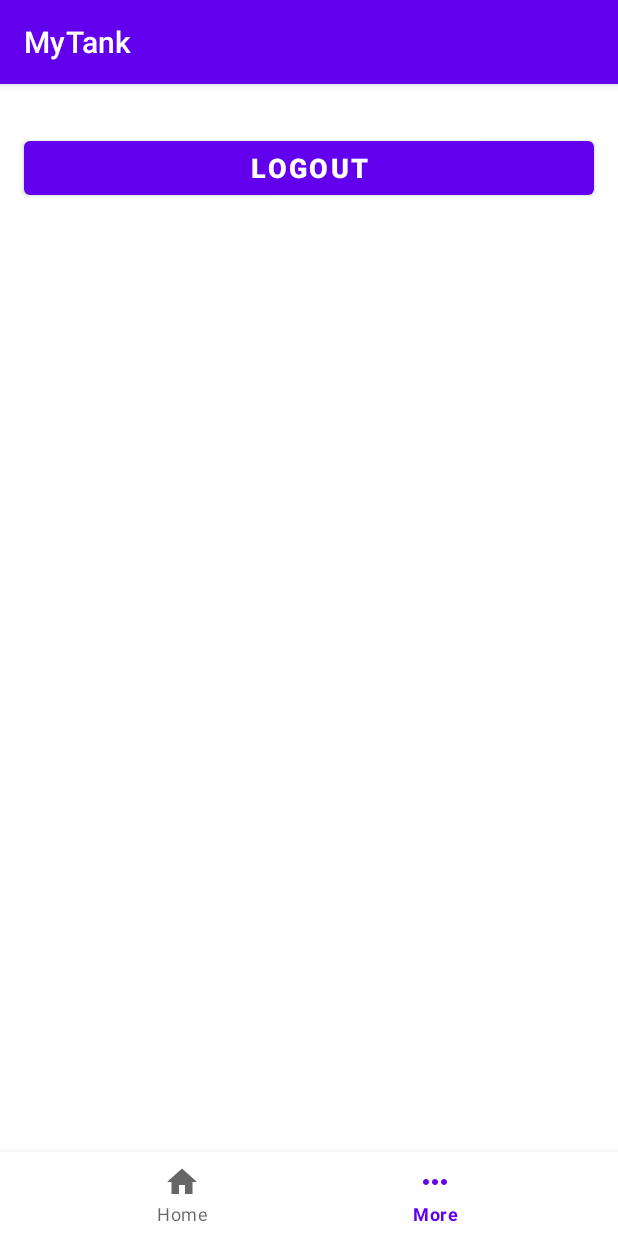
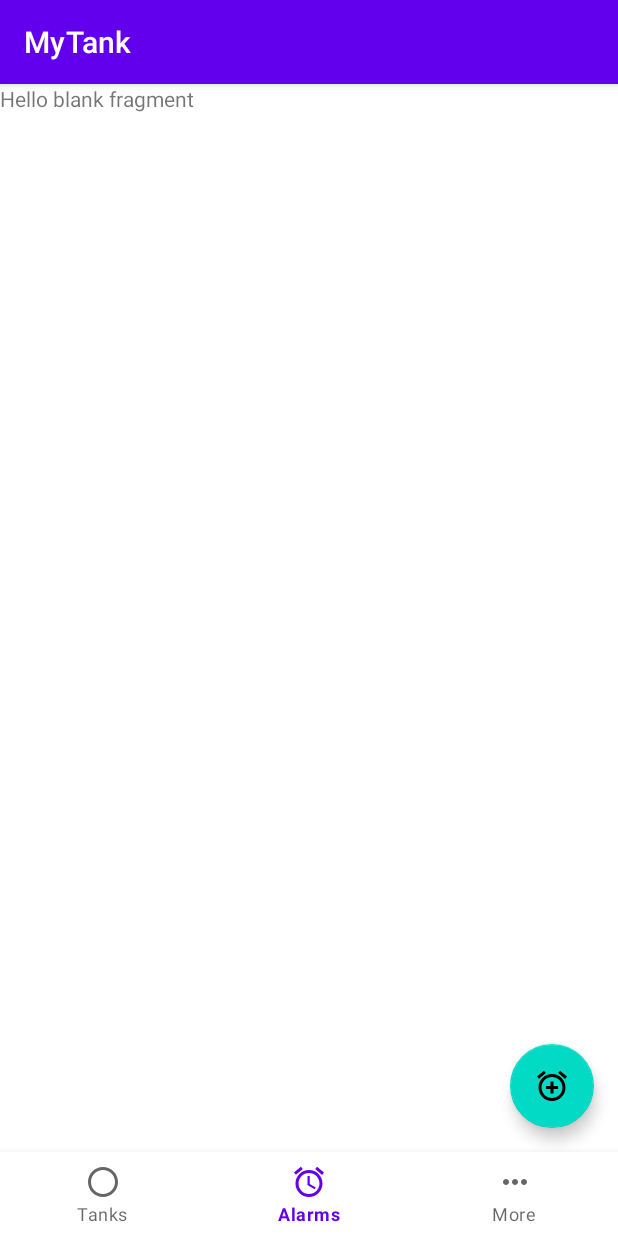
Before and after one commit to ndhbr/MyTank, an Android app: the screen it shows after launch once a user with an empty profile is signed in (OverviewActivity), item 2 of the bottom bar chosen, on a phone screen of 412 x 824 dp. Run offline under Robolectric (Android 15) with nearby library versions, the phone set to English and light mode, and no system bars; our stand-ins replace Firebase (no records; nobody signed in at launch, a user with empty details on screens opened directly).

Commit message:
Added third tab page and data model for alarms

```diff
--- /dev/null
+++ b/app/src/main/java/de/ndhbr/mytank/ui/home/AlarmFragment.kt
@@ -0,0 +1,60 @@
+package de.ndhbr.mytank.ui.home
+
+import android.os.Bundle
+import androidx.fragment.app.Fragment
+import android.view.LayoutInflater
+import android.view.View
+import android.view.ViewGroup
+import de.ndhbr.mytank.R
+
+// TODO: Rename parameter arguments, choose names that match
+// the fragment initialization parameters, e.g. ARG_ITEM_NUMBER
+private const val ARG_PARAM1 = "param1"
+private const val ARG_PARAM2 = "param2"
+
+/**
+ * A simple [Fragment] subclass.
+ * Use the [AlarmFragment.newInstance] factory method to
+ * create an instance of this fragment.
+ */
+class AlarmFragment : Fragment() {
+    // TODO: Rename and change types of parameters
+    private var param1: String? = null
+    private var param2: String? = null
+
+    override fun onCreate(savedInstanceState: Bundle?) {
+        super.onCreate(savedInstanceState)
+        arguments?.let {
+            param1 = it.getString(ARG_PARAM1)
+            param2 = it.getString(ARG_PARAM2)
+        }
+    }
+
+    override fun onCreateView(
+        inflater: LayoutInflater, container: ViewGroup?,
+        savedInstanceState: Bundle?
+    ): View? {
+        // Inflate the layout for this fragment
+        return inflater.inflate(R.layout.fragment_alarm, container, false)
+    }
+
+    companion object {
+        /**
+         * Use this factory method to create a new instance of
+         * this fragment using the provided parameters.
+         *
+         * @param param1 Parameter 1.
+         * @param param2 Parameter 2.
+         * @return A new instance of fragment AlarmFragment.
+         */
+        // TODO: Rename and change types and number of parameters
+        @JvmStatic
+        fun newInstance(param1: String, param2: String) =
+            AlarmFragment().apply {
+                arguments = Bundle().apply {
+                    putString(ARG_PARAM1, param1)
+                    putString(ARG_PARAM2, param2)
+                }
+            }
+    }
+}
--- a/app/src/main/java/de/ndhbr/mytank/ui/home/OverviewActivity.kt
+++ b/app/src/main/java/de/ndhbr/mytank/ui/home/OverviewActivity.kt
@@ -24,12 +24,14 @@ class OverviewActivity : AppCompatActivity() {
         binding.bottomNavigation.setOnItemSelectedListener { item ->
             when (item.itemId) {
                 R.id.page_1 -> {
-                    // Respond to navigation item 1 click
                     changeFragment(TanksListFragment())
                     true
                 }
                 R.id.page_2 -> {
-                    // Respond to navigation item 2 click
+                    changeFragment(AlarmFragment())
+                    true
+                }
+                R.id.page_3 -> {
                     changeFragment(MoreFragment())
                     true
                 }
--- /dev/null
+++ b/app/src/main/res/drawable/ic_baseline_add_alarm_24.xml
@@ -0,0 +1,5 @@
+<vector android:height="24dp" android:tint="#FFFFFF"
+    android:viewportHeight="24" android:viewportWidth="24"
+    android:width="24dp" xmlns:android="http://schemas.android.com/apk/res/android">
+    <path android:fillColor="@android:color/white" android:pathData="M7.88,3.39L6.6,1.86 2,5.71l1.29,1.53 4.59,-3.85zM22,5.72l-4.6,-3.86 -1.29,1.53 4.6,3.86L22,5.72zM12,4c-4.97,0 -9,4.03 -9,9s4.02,9 9,9c4.97,0 9,-4.03 9,-9s-4.03,-9 -9,-9zM12,20c-3.87,0 -7,-3.13 -7,-7s3.13,-7 7,-7 7,3.13 7,7 -3.13,7 -7,7zM13,9h-2v3L8,12v2h3v3h2v-3h3v-2h-3L13,9z"/>
+</vector>
--- /dev/null
+++ b/app/src/main/res/drawable/ic_baseline_alarm_24.xml
@@ -0,0 +1,5 @@
+<vector android:height="24dp" android:tint="#FFFFFF"
+    android:viewportHeight="24" android:viewportWidth="24"
+    android:width="24dp" xmlns:android="http://schemas.android.com/apk/res/android">
+    <path android:fillColor="@android:color/white" android:pathData="M22,5.72l-4.6,-3.86 -1.29,1.53 4.6,3.86L22,5.72zM7.88,3.39L6.6,1.86 2,5.71l1.29,1.53 4.59,-3.85zM12.5,8L11,8v6l4.75,2.85 0.75,-1.23 -4,-2.37L12.5,8zM12,4c-4.97,0 -9,4.03 -9,9s4.02,9 9,9c4.97,0 9,-4.03 9,-9s-4.03,-9 -9,-9zM12,20c-3.87,0 -7,-3.13 -7,-7s3.13,-7 7,-7 7,3.13 7,7 -3.13,7 -7,7z"/>
+</vector>
--- /dev/null
+++ b/app/src/main/res/drawable/ic_baseline_panorama_fish_eye_24.xml
@@ -0,0 +1,5 @@
+<vector android:height="24dp" android:tint="#FFFFFF"
+    android:viewportHeight="24" android:viewportWidth="24"
+    android:width="24dp" xmlns:android="http://schemas.android.com/apk/res/android">
+    <path android:fillColor="@android:color/white" android:pathData="M12,2C6.47,2 2,6.47 2,12s4.47,10 10,10 10,-4.47 10,-10S17.53,2 12,2zM12,20c-4.41,0 -8,-3.59 -8,-8s3.59,-8 8,-8 8,3.59 8,8 -3.59,8 -8,8z"/>
+</vector>
--- /dev/null
+++ b/app/src/main/res/layout/fragment_alarm.xml
@@ -0,0 +1,26 @@
+<?xml version="1.0" encoding="utf-8"?>
+<FrameLayout xmlns:android="http://schemas.android.com/apk/res/android"
+    xmlns:tools="http://schemas.android.com/tools"
+    xmlns:app="http://schemas.android.com/apk/res-auto"
+    android:layout_width="match_parent"
+    android:layout_height="match_parent"
+    tools:context=".ui.home.AlarmFragment">
+
+    <TextView
+        android:layout_width="match_parent"
+        android:layout_height="match_parent"
+        android:text="@string/hello_blank_fragment" />
+
+    <com.google.android.material.floatingactionbutton.FloatingActionButton
+        android:id="@+id/fab_add_alarm"
+        android:layout_width="wrap_content"
+        android:layout_height="wrap_content"
+        android:layout_gravity="bottom|right"
+        android:layout_margin="16dp"
+        android:contentDescription="@string/add_fish_tank"
+        app:layout_constraintBottom_toBottomOf="parent"
+        app:layout_constraintEnd_toEndOf="parent"
+        app:srcCompat="@drawable/ic_baseline_add_alarm_24"
+        tools:ignore="RtlHardcoded" />
+
+</FrameLayout>
--- a/app/src/main/res/menu/bottom_navigation_menu.xml
+++ b/app/src/main/res/menu/bottom_navigation_menu.xml
@@ -3,11 +3,16 @@
     <item
         android:id="@+id/page_1"
         android:enabled="true"
-        android:icon="@drawable/ic_baseline_home_24"
-        android:title="@string/bnm_home"/>
+        android:icon="@drawable/ic_baseline_panorama_fish_eye_24"
+        android:title="@string/bnm_tanks" />
     <item
         android:id="@+id/page_2"
         android:enabled="true"
+        android:icon="@drawable/ic_baseline_alarm_24"
+        android:title="@string/bnm_alarms" />
+    <item
+        android:id="@+id/page_3"
+        android:enabled="true"
         android:icon="@drawable/ic_baseline_more_horiz_24"
-        android:title="@string/bnm_more"/>
+        android:title="@string/bnm_more" />
 </menu>
--- a/app/src/main/res/values/strings.xml
+++ b/app/src/main/res/values/strings.xml
@@ -1,6 +1,6 @@
 <resources>
     <string name="app_name">MyTank</string>
-    <string name="bnm_home">Home</string>
+    <string name="bnm_tanks">Tanks</string>
     <string name="bnm_more">More</string>
     <string name="email">Email</string>
     <string name="password">Password</string>
@@ -49,4 +49,7 @@
     <string name="do_you_want_to_remove_tank_item">Do you really want to remove this item?</string>
     <string name="type">Type</string>
     <string name="you_have_not_added_any_items_to_the_list_yet">You have not added any items to the list yet</string>
+    <string name="bnm_alarms">Alarms</string>
+    <!-- TODO: Remove or change this placeholder text -->
+    <string name="hello_blank_fragment">Hello blank fragment</string>
 </resources>
```
Also changed, not shown: app/src/main/java/de/ndhbr/mytank/data/ItemAlarmDao.kt (added, +26 -0 lines), app/src/main/java/de/ndhbr/mytank/models/ItemAlarm.kt (added, +50 -0 lines), app/src/main/java/de/ndhbr/mytank/repositories/ItemAlarmRepository.kt (added, +17 -0 lines), app/src/main/java/de/ndhbr/mytank/viewmodels/ItemAlarmViewModel.kt (added, +17 -0 lines), app/src/main/java/de/ndhbr/mytank/viewmodels/ItemAlarmViewModelFactory.kt (added, +14 -0 lines).
